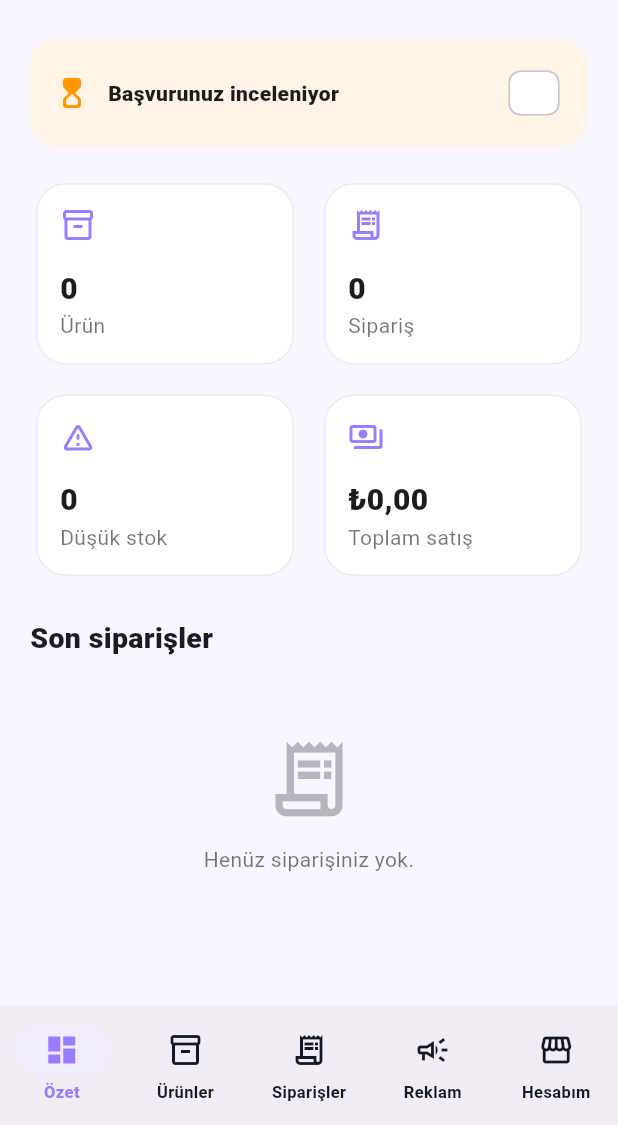
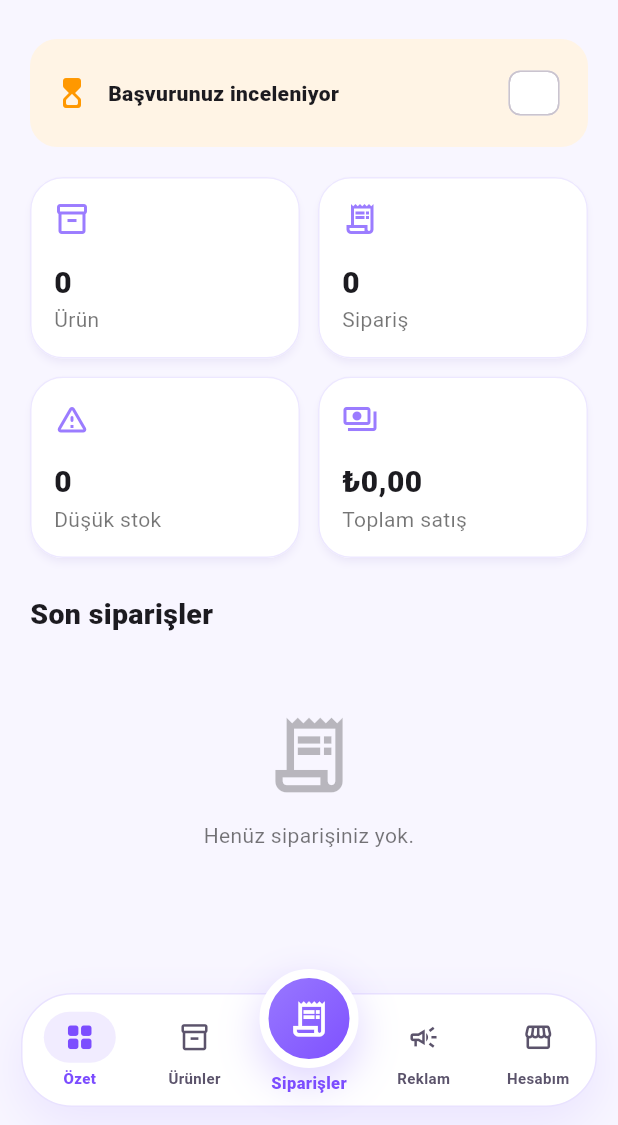
Before and after one commit to barberltdsti-creator/barber_supplier, a Flutter app: the screen it shows once a user with an empty profile is signed in, on a phone screen of 412 x 824 dp, the part 111-1236 px from its top. Run offline on Flutter 3.47's test engine with Material 3 defaults, Android fonts, the phone set to English and light mode, and no system bars; our stand-ins replace image_picker, supabase_flutter; accounts and stored records are empty.

Commit message:
Redesign supplier bottom navigation

```diff
--- a/lib/src/app_theme.dart
+++ b/lib/src/app_theme.dart
@@ -3,7 +3,9 @@ import 'package:flutter/material.dart';
 class AppTheme {
   static const navy = Color(0xFF111827);
   static const purple = Color(0xFF9B7CFF);
+  static const purpleDeep = Color(0xFF7C4DFF);
   static const purpleSoft = Color(0xFFF1ECFF);
+  static const lavender = Color(0xFFE9E2FF);
   static const orange = purple;
   static const canvas = Color(0xFFF8F6FF);
 
@@ -55,10 +57,12 @@ class AppTheme {
       ),
       cardTheme: CardThemeData(
         color: Colors.white,
-        elevation: 0,
+        elevation: 2,
+        shadowColor: const Color(0x229B7CFF),
+        margin: EdgeInsets.zero,
         shape: RoundedRectangleBorder(
-          borderRadius: BorderRadius.circular(20),
-          side: const BorderSide(color: Color(0xFFE9EBF0)),
+          borderRadius: BorderRadius.circular(22),
+          side: const BorderSide(color: Color(0xFFEDE8FF)),
         ),
       ),
       filledButtonTheme: FilledButtonThemeData(
--- a/lib/src/supplier_home.dart
+++ b/lib/src/supplier_home.dart
@@ -35,37 +35,247 @@ class _SupplierHomeState extends State<SupplierHome> {
       AccountPage(profile: widget.profile),
     ];
     return Scaffold(
+      extendBody: true,
       body: IndexedStack(index: index, children: pages),
-      bottomNavigationBar: NavigationBar(
-        selectedIndex: index,
-        onDestinationSelected: (value) => setState(() => index = value),
-        destinations: const [
-          NavigationDestination(
-            icon: Icon(Icons.dashboard_outlined),
-            selectedIcon: Icon(Icons.dashboard),
-            label: 'Özet',
+      bottomNavigationBar: SupplierBottomNav(
+        index: index,
+        onSelected: (value) => setState(() => index = value),
+      ),
+    );
+  }
+}
+
+class SupplierBottomNav extends StatelessWidget {
+  const SupplierBottomNav({
+    super.key,
+    required this.index,
+    required this.onSelected,
+  });
+
+  final int index;
+  final ValueChanged<int> onSelected;
+
+  static const items = [
+    _SupplierNavItemData(
+      label: 'Özet',
+      icon: Icons.grid_view_rounded,
+      selectedIcon: Icons.grid_view_rounded,
+    ),
+    _SupplierNavItemData(
+      label: 'Ürünler',
+      icon: Icons.inventory_2_outlined,
+      selectedIcon: Icons.inventory_2_rounded,
+    ),
+    _SupplierNavItemData(
+      label: 'Siparişler',
+      icon: Icons.receipt_long_outlined,
+      selectedIcon: Icons.receipt_long_rounded,
+      isCenter: true,
+    ),
+    _SupplierNavItemData(
+      label: 'Reklam',
+      icon: Icons.campaign_outlined,
+      selectedIcon: Icons.campaign_rounded,
+    ),
+    _SupplierNavItemData(
+      label: 'Hesabım',
+      icon: Icons.storefront_outlined,
+      selectedIcon: Icons.storefront_rounded,
+    ),
+  ];
+
+  @override
+  Widget build(BuildContext context) {
+    return SafeArea(
+      top: false,
+      child: SizedBox(
+        height: 104,
+        child: Stack(
+          alignment: Alignment.bottomCenter,
+          clipBehavior: Clip.none,
+          children: [
+            Container(
+              height: 76,
+              margin: const EdgeInsets.fromLTRB(14, 0, 14, 12),
+              decoration: BoxDecoration(
+                color: Colors.white,
+                borderRadius: BorderRadius.circular(34),
+                border: Border.all(color: AppTheme.lavender),
+                boxShadow: const [
+                  BoxShadow(
+                    color: Color(0x269B7CFF),
+                    blurRadius: 28,
+                    offset: Offset(0, 12),
+                  ),
+                ],
+              ),
+              child: Row(
+                children: [
+                  for (var i = 0; i < items.length; i++)
+                    Expanded(
+                      child: items[i].isCenter
+                          ? const SizedBox.shrink()
+                          : _SupplierNavItem(
+                              item: items[i],
+                              selected: index == i,
+                              onTap: () => onSelected(i),
+                            ),
+                    ),
+                ],
+              ),
+            ),
+            Positioned(
+              top: 0,
+              child: _SupplierCenterNavItem(
+                item: items[2],
+                selected: index == 2,
+                onTap: () => onSelected(2),
+              ),
+            ),
+          ],
+        ),
+      ),
+    );
+  }
+}
+
+class _SupplierNavItemData {
+  const _SupplierNavItemData({
+    required this.label,
+    required this.icon,
+    required this.selectedIcon,
+    this.isCenter = false,
+  });
+
+  final String label;
+  final IconData icon;
+  final IconData selectedIcon;
+  final bool isCenter;
+}
+
+class _SupplierNavItem extends StatelessWidget {
+  const _SupplierNavItem({
+    required this.item,
+    required this.selected,
+    required this.onTap,
+  });
+
+  final _SupplierNavItemData item;
+  final bool selected;
+  final VoidCallback onTap;
+
+  @override
+  Widget build(BuildContext context) {
+    return Semantics(
+      button: true,
+      selected: selected,
+      label: item.label,
+      child: InkWell(
+        borderRadius: BorderRadius.circular(28),
+        onTap: onTap,
+        child: Padding(
+          padding: const EdgeInsets.symmetric(horizontal: 4, vertical: 8),
+          child: Column(
+            mainAxisAlignment: MainAxisAlignment.center,
+            mainAxisSize: MainAxisSize.min,
+            children: [
+              AnimatedContainer(
+                duration: const Duration(milliseconds: 180),
+                width: selected ? 48 : 42,
+                height: 34,
+                decoration: BoxDecoration(
+                  color: selected ? AppTheme.purpleSoft : Colors.transparent,
+                  borderRadius: BorderRadius.circular(18),
+                ),
+                child: Icon(
+                  selected ? item.selectedIcon : item.icon,
+                  color: selected
+                      ? AppTheme.purpleDeep
+                      : const Color(0xFF5B536B),
+                  size: 21,
+                ),
+              ),
+              const SizedBox(height: 3),
+              Text(
+                item.label,
+                maxLines: 1,
+                overflow: TextOverflow.ellipsis,
+                style: TextStyle(
+                  color: selected
+                      ? AppTheme.purpleDeep
+                      : const Color(0xFF5B536B),
+                  fontSize: 10,
+                  fontWeight: selected ? FontWeight.w900 : FontWeight.w700,
+                ),
+              ),
+            ],
           ),
-          NavigationDestination(
-            icon: Icon(Icons.inventory_2_outlined),
-            selectedIcon: Icon(Icons.inventory_2),
-            label: 'Ürünler',
-          ),
-          NavigationDestination(
-            icon: Icon(Icons.receipt_long_outlined),
-            selectedIcon: Icon(Icons.receipt_long),
-            label: 'Siparişler',
-          ),
-          NavigationDestination(
-            icon: Icon(Icons.campaign_outlined),
-            selectedIcon: Icon(Icons.campaign),
-            label: 'Reklam',
-          ),
-          NavigationDestination(
-            icon: Icon(Icons.storefront_outlined),
-            selectedIcon: Icon(Icons.storefront),
-            label: 'Hesabım',
-          ),
-        ],
+        ),
+      ),
+    );
+  }
+}
+
+class _SupplierCenterNavItem extends StatelessWidget {
+  const _SupplierCenterNavItem({
+    required this.item,
+    required this.selected,
+    required this.onTap,
+  });
+
+  final _SupplierNavItemData item;
+  final bool selected;
+  final VoidCallback onTap;
+
+  @override
+  Widget build(BuildContext context) {
+    return Semantics(
+      button: true,
+      selected: selected,
+      label: item.label,
+      child: InkWell(
+        customBorder: const CircleBorder(),
+        onTap: onTap,
+        child: Column(
+          mainAxisSize: MainAxisSize.min,
+          children: [
+            AnimatedContainer(
+              duration: const Duration(milliseconds: 180),
+              width: selected ? 72 : 66,
+              height: selected ? 72 : 66,
+              decoration: BoxDecoration(
+                shape: BoxShape.circle,
+                gradient: const LinearGradient(
+                  begin: Alignment.topLeft,
+                  end: Alignment.bottomRight,
+                  colors: [AppTheme.purple, AppTheme.purpleDeep],
+                ),
+                border: Border.all(color: Colors.white, width: 6),
+                boxShadow: const [
+                  BoxShadow(
+                    color: Color(0x559B7CFF),
+                    blurRadius: 24,
+                    offset: Offset(0, 10),
+                  ),
+                ],
+              ),
+              child: Icon(
+                selected ? item.selectedIcon : item.icon,
+                color: Colors.white,
+                size: 28,
+              ),
+            ),
+            const SizedBox(height: 2),
+            Text(
+              item.label,
+              style: const TextStyle(
+                color: AppTheme.purpleDeep,
+                fontSize: 11,
+                fontWeight: FontWeight.w900,
+              ),
+            ),
+          ],
+        ),
       ),
     );
   }
```
